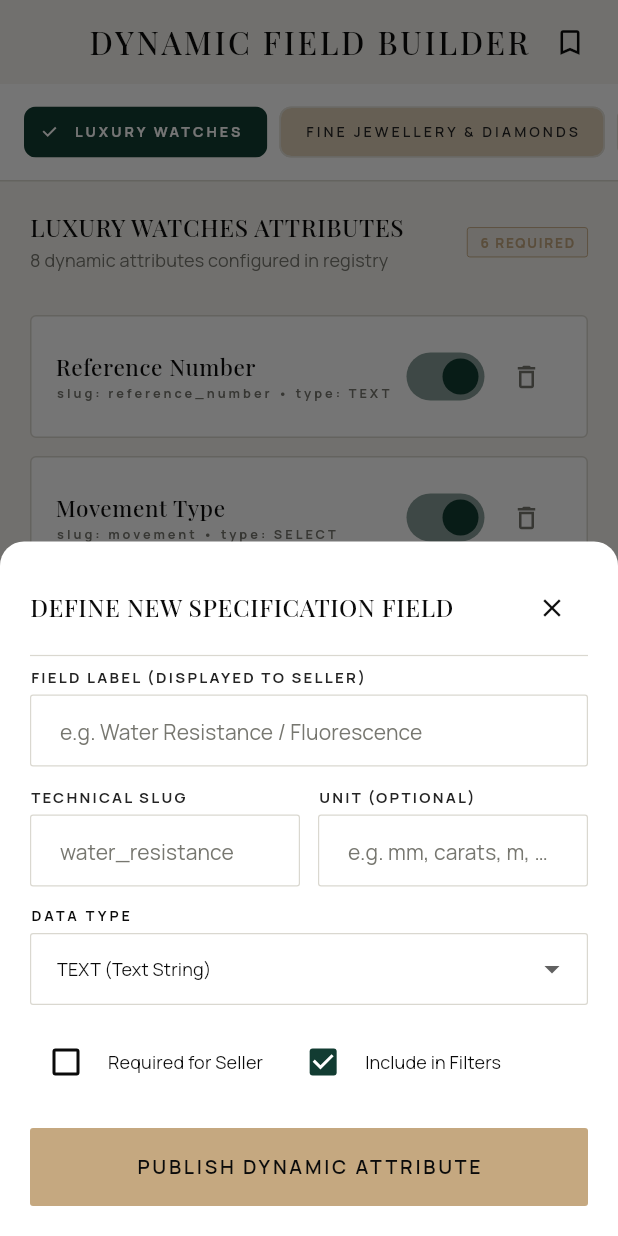
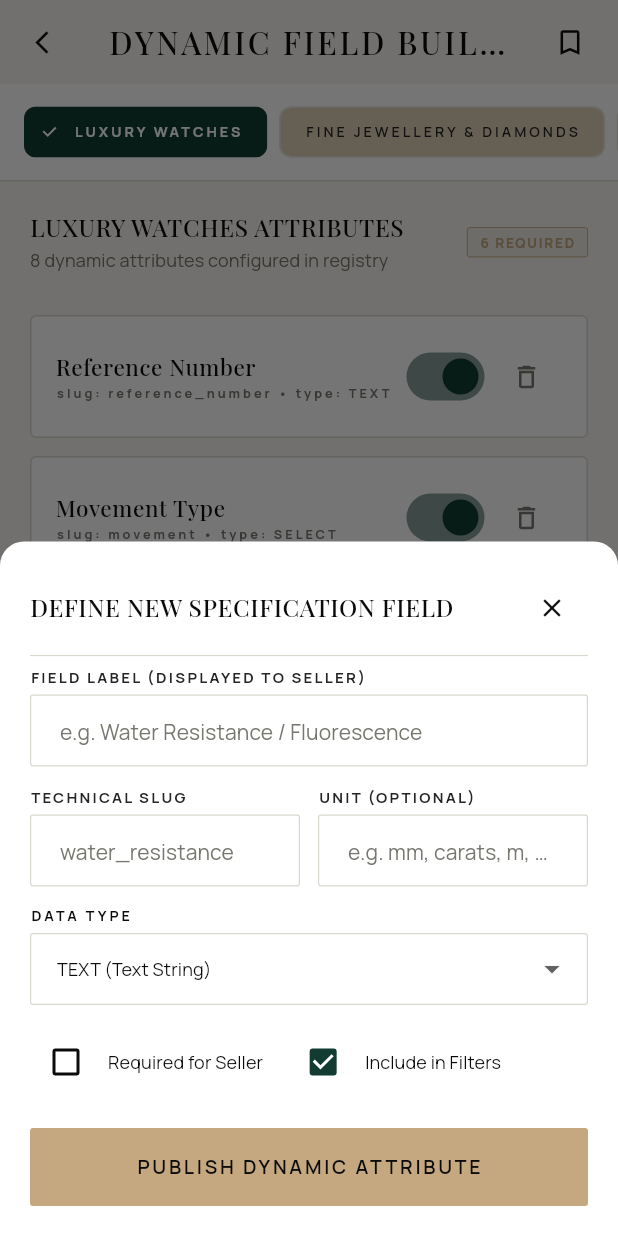
Before and after one commit to nithinappala625-cmd/luxery-global-aplication, a Flutter app: the AdminFieldBuilderScreen screen opened by its route, after a tap on "ADD FIELD", on a phone screen of 412 x 824 dp. Run offline on Flutter 3.47's test engine with Material 3 defaults, Android fonts, the light colour scheme and no system bars; our stand-ins replace cached_network_image, dio, flutter_riverpod, go_router, google_fonts, shimmer; network calls fail.

Commit message:
fix(admin): resolve LuxuryTextField label and LuxuryAppBar showBack parameter in admin field builder

```diff
--- a/mobile_app/lib/features/admin/admin_field_builder_screen.dart
+++ b/mobile_app/lib/features/admin/admin_field_builder_screen.dart
@@ -172,6 +172,7 @@ class _AdminFieldBuilderScreenState extends ConsumerState<AdminFieldBuilderScree
                         children: [
                           Expanded(
                             child: LuxuryTextField(
+                              label: 'OPTION LABEL',
                               controller: _newOptionController,
                               hintText: 'Add option (e.g. Platinum 950)...',
                             ),
@@ -282,9 +283,9 @@ class _AdminFieldBuilderScreenState extends ConsumerState<AdminFieldBuilderScree
     final isDark = Theme.of(context).brightness == Brightness.dark;
 
     return Scaffold(
-      appBar: LuxuryAppBar(
+      appBar: const LuxuryAppBar(
         title: 'DYNAMIC FIELD BUILDER',
-        showBackButton: true,
+        showBack: true,
       ),
       floatingActionButton: FloatingActionButton.extended(
         backgroundColor: isDark ? LuxuryColors.champagne : LuxuryColors.deepForestGreen,
```
